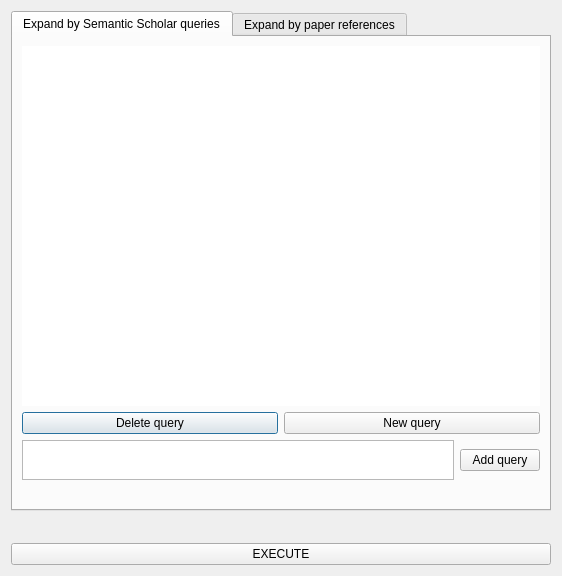
The window that literatureEngine/gui/contextExpansion.ui (shapelessguy/Python-Projects) describes before a commit, drawn with Qt 5.
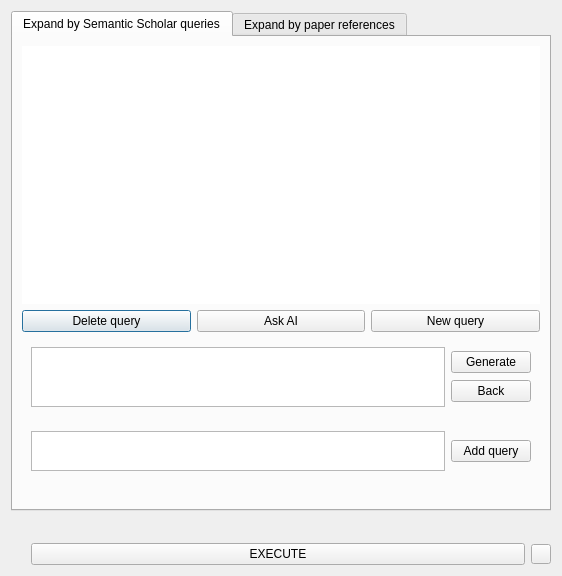
The same window after the commit.

Diff of the .ui file:
```diff
--- a/literatureEngine/gui/contextExpansion.ui
+++ b/literatureEngine/gui/contextExpansion.ui
@@ -55,6 +55,13 @@
            </property>
           </widget>
          </item>
+         <item>
+          <widget class="QPushButton" name="askAi">
+           <property name="text">
+            <string>Ask AI</string>
+           </property>
+          </widget>
+         </item>
          <item>
           <widget class="QPushButton" name="newQuery">
            <property name="text">
@@ -65,10 +72,76 @@
         </layout>
        </item>
        <item>
+        <layout class="QVBoxLayout" name="verticalLayout_5">
+         <property name="topMargin">
+          <number>0</number>
+         </property>
+         <item>
+          <widget class="QWidget" name="aiBlock" native="true">
+           <property name="sizePolicy">
+            <sizepolicy hsizetype="Preferred" vsizetype="Fixed">
+             <horstretch>0</horstretch>
+             <verstretch>0</verstretch>
+            </sizepolicy>
+           </property>
+           <layout class="QHBoxLayout" name="horizontalLayout_5">
+            <item>
+             <widget class="QPlainTextEdit" name="contextEdit">
+              <property name="maximumSize">
+               <size>
+                <width>16777215</width>
+                <height>60</height>
+               </size>
+              </property>
+             </widget>
+            </item>
+            <item>
+             <layout class="QVBoxLayout" name="verticalLayout_7">
+              <property name="spacing">
+               <number>3</number>
+              </property>
+              <property name="leftMargin">
+               <number>0</number>
+              </property>
+              <item>
+               <widget class="QPushButton" name="sendContext">
+                <property name="text">
+                 <string>Generate</string>
+                </property>
+               </widget>
+              </item>
+              <item>
+               <widget class="QPushButton" name="manual_queries">
+                <property name="text">
+                 <string>Back</string>
+                </property>
+               </widget>
+              </item>
+             </layout>
+            </item>
+           </layout>
+          </widget>
+         </item>
+         <item>
+          <widget class="QWidget" name="queryEditBlock" native="true">
+           <property name="sizePolicy">
+            <sizepolicy hsizetype="Preferred" vsizetype="Fixed">
+             <horstretch>0</horstretch>
+             <verstretch>0</verstretch>
+            </sizepolicy>
+           </property>
+           <layout class="QVBoxLayout" name="verticalLayout_6">
+            <property name="sizeConstraint">
+             <enum>QLayout::SetDefaultConstraint</enum>
+            </property>
+            <item>
         <layout class="QHBoxLayout" name="horizontalLayout_2">
          <property name="topMargin">
           <number>0</number>
          </property>
+              <property name="rightMargin">
+               <number>0</number>
+              </property>
          <item>
           <widget class="QPlainTextEdit" name="queryEdit">
            <property name="maximumSize">
@@ -100,6 +173,11 @@
        </item>
       </layout>
      </widget>
+         </item>
+        </layout>
+       </item>
+      </layout>
+     </widget>
      <widget class="QWidget" name="tab_references">
       <attribute name="title">
        <string>Expand by paper references</string>
@@ -135,11 +213,73 @@
       </widget>
      </item>
      <item>
+      <layout class="QHBoxLayout" name="horizontalLayout_3">
+       <property name="topMargin">
+        <number>0</number>
+       </property>
+       <item>
+        <spacer name="horizontalSpacer">
+         <property name="orientation">
+          <enum>Qt::Horizontal</enum>
+         </property>
+         <property name="sizeType">
+          <enum>QSizePolicy::Fixed</enum>
+         </property>
+         <property name="sizeHint" stdset="0">
+          <size>
+           <width>20</width>
+           <height>20</height>
+          </size>
+         </property>
+        </spacer>
+       </item>
+       <item>
       <widget class="QPushButton" name="executeQuery">
        <property name="text">
         <string>EXECUTE</string>
        </property>
       </widget>
+       </item>
+       <item>
+        <layout class="QVBoxLayout" name="verticalLayout_4">
+         <item>
+          <spacer name="horizontalSpacer_2">
+           <property name="orientation">
+            <enum>Qt::Horizontal</enum>
+           </property>
+           <property name="sizeType">
+            <enum>QSizePolicy::Fixed</enum>
+           </property>
+           <property name="sizeHint" stdset="0">
+            <size>
+             <width>20</width>
+             <height>0</height>
+            </size>
+           </property>
+          </spacer>
+         </item>
+         <item>
+          <widget class="QPushButton" name="stop_btn">
+           <property name="minimumSize">
+            <size>
+             <width>20</width>
+             <height>20</height>
+            </size>
+           </property>
+           <property name="maximumSize">
+            <size>
+             <width>20</width>
+             <height>20</height>
+            </size>
+           </property>
+           <property name="text">
+            <string/>
+           </property>
+          </widget>
+         </item>
+        </layout>
+       </item>
+      </layout>
      </item>
     </layout>
    </item>
```
Lines whose indentation alone changed are shown as unchanged.
